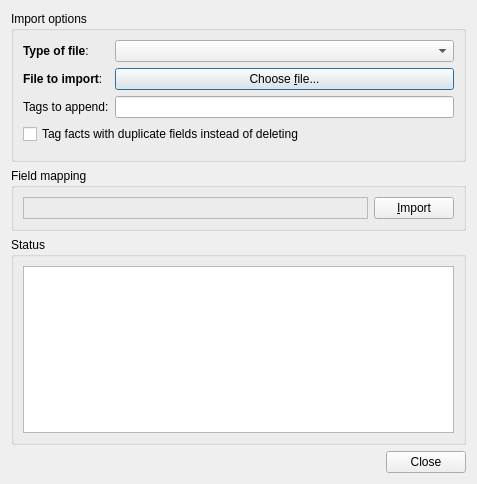
Above: designer/importing.ui from ludiosarchive/anki before the change. Below: the same form after it.
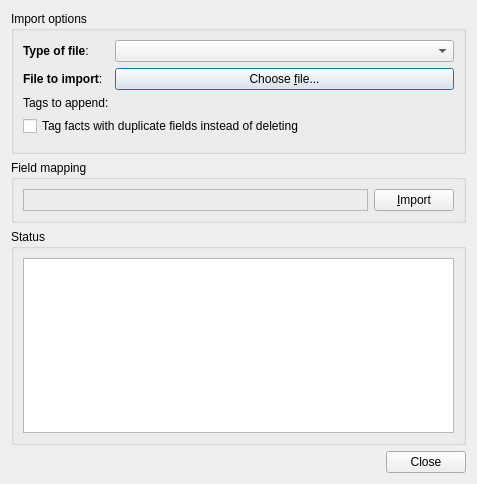
That is the form after the change.

Diff of the .ui file:
```diff
--- a/designer/importing.ui
+++ b/designer/importing.ui
@@ -35,23 +35,11 @@
        <number>9</number>
       </property>
       <item>
-       <layout class="QGridLayout" >
-        <property name="leftMargin" >
+       <layout class="QGridLayout" name="topGrid" >
+        <property name="margin" >
          <number>0</number>
         </property>
-        <property name="topMargin" >
-         <number>0</number>
-        </property>
-        <property name="rightMargin" >
-         <number>0</number>
-        </property>
-        <property name="bottomMargin" >
-         <number>0</number>
-        </property>
-        <property name="horizontalSpacing" >
-         <number>6</number>
-        </property>
-        <property name="verticalSpacing" >
+        <property name="spacing" >
          <number>6</number>
         </property>
         <item row="1" column="0" >
@@ -95,9 +83,6 @@
           </property>
          </widget>
         </item>
-        <item row="2" column="1" >
-         <widget class="QLineEdit" name="tags" />
-        </item>
        </layout>
       </item>
       <item>
@@ -128,36 +113,15 @@
       <property name="spacing" >
        <number>6</number>
       </property>
-      <property name="leftMargin" >
-       <number>9</number>
-      </property>
-      <property name="topMargin" >
-       <number>9</number>
-      </property>
-      <property name="rightMargin" >
-       <number>9</number>
-      </property>
-      <property name="bottomMargin" >
+      <property name="margin" >
        <number>9</number>
       </property>
       <item>
        <layout class="QGridLayout" >
-        <property name="leftMargin" >
+        <property name="margin" >
          <number>0</number>
         </property>
-        <property name="topMargin" >
-         <number>0</number>
-        </property>
-        <property name="rightMargin" >
-         <number>0</number>
-        </property>
-        <property name="bottomMargin" >
-         <number>0</number>
-        </property>
-        <property name="horizontalSpacing" >
-         <number>6</number>
-        </property>
-        <property name="verticalSpacing" >
+        <property name="spacing" >
          <number>6</number>
         </property>
         <item row="0" column="2" >
@@ -197,16 +161,7 @@
       <property name="spacing" >
        <number>6</number>
       </property>
-      <property name="leftMargin" >
-       <number>9</number>
-      </property>
-      <property name="topMargin" >
-       <number>9</number>
-      </property>
-      <property name="rightMargin" >
-       <number>9</number>
-      </property>
-      <property name="bottomMargin" >
+      <property name="margin" >
        <number>9</number>
       </property>
       <item>
```
Left out of the diff: 12 changed lines with no effect on the pictures.
